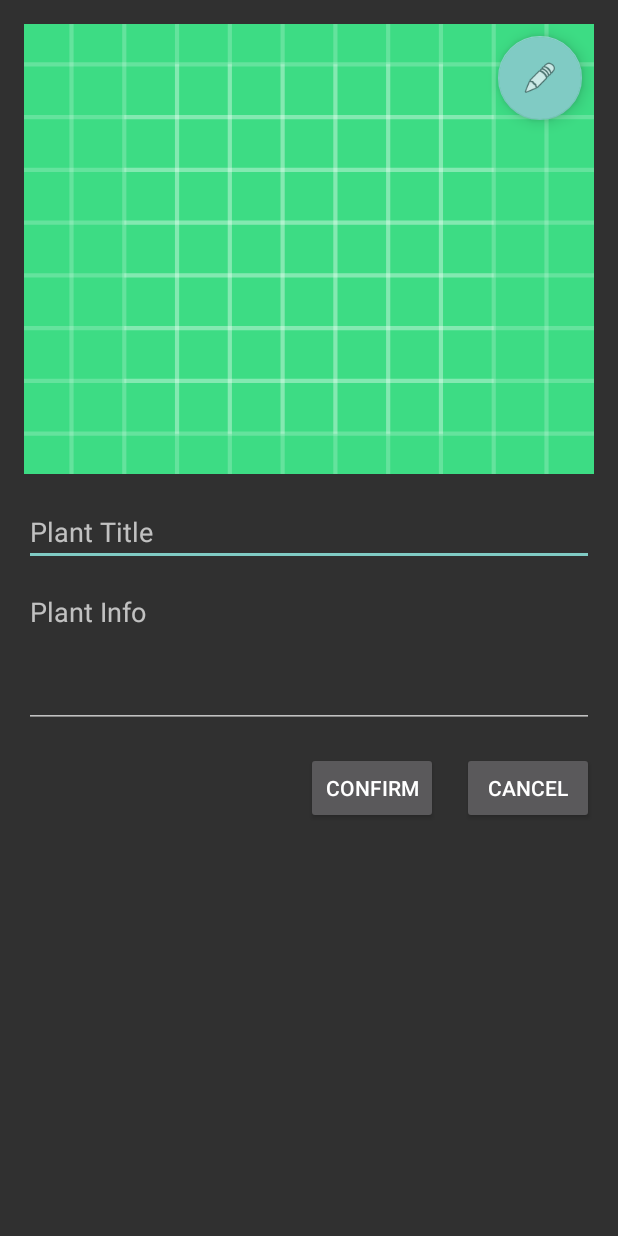
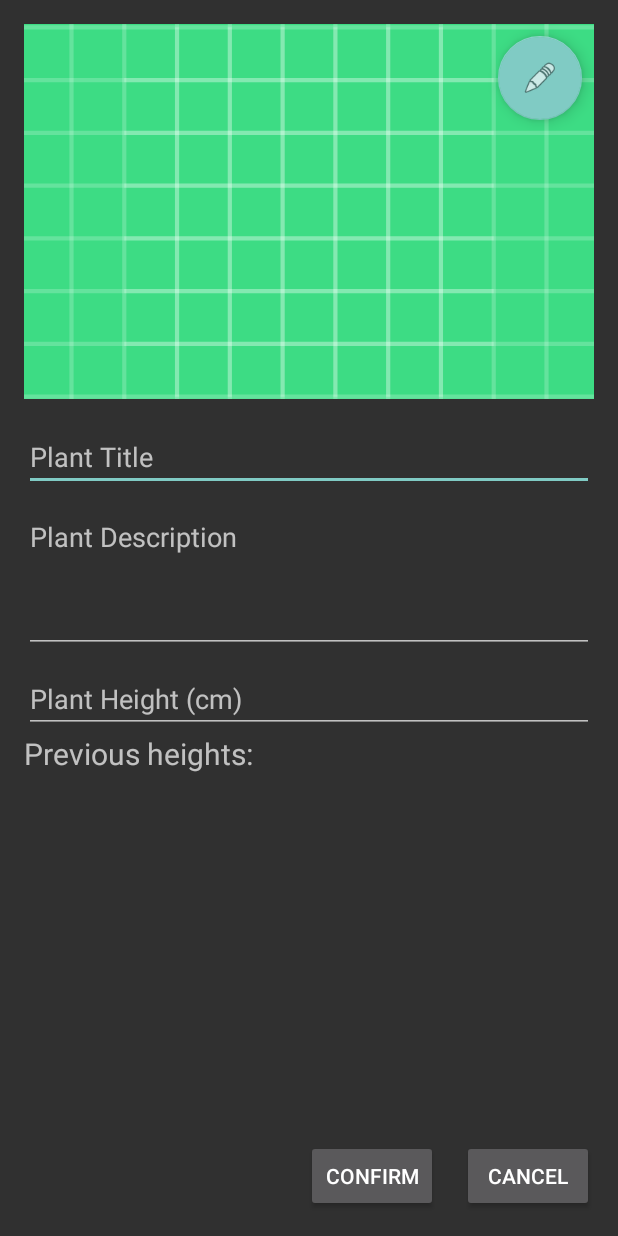
Before and after one commit to sqwertyl/GreenThumb, an Android app: the screen it shows after launch once a user with an empty profile is signed in (PlantDetailedView), after a tap on "New Plant", on a phone screen of 412 x 824 dp. Run offline under Robolectric (Android 15) with nearby library versions, the phone set to English and light mode, and no system bars; our stand-ins replace Firebase (no records; nobody signed in at launch, a user with empty details on screens opened directly); 1 statement that could not run was skipped; 1 other tap on this screen came first.

Commit message:
added plant height field & descriptor in plant object

```diff
--- a/app/src/main/AndroidManifest.xml
+++ b/app/src/main/AndroidManifest.xml
@@ -22,12 +22,10 @@
             android:exported="false" />
         <activity
             android:name=".PlantDetailedView"
-            android:exported="false"
-            android:screenOrientation="portrait" />
+            android:exported="false"/>
         <activity
             android:name=".MainActivity"
-            android:exported="true"
-            android:screenOrientation="portrait">
+            android:exported="true">
             <intent-filter>
                 <action android:name="android.intent.action.MAIN" />
 
--- a/app/src/main/java/com/example/myapplication/Plant.java
+++ b/app/src/main/java/com/example/myapplication/Plant.java
@@ -5,6 +5,8 @@ public class Plant {
     private String info;
     private String plantId;
     private String imageURL;
+    private String currentHeight;
+    private String previousHeights;
     private static final int imageResId = R.drawable.ic_launcher_foreground;
 
     /*
@@ -28,10 +30,14 @@ public class Plant {
 //    public int getImageResId() { return imageResId; }
     public String getPlantId() { return plantId; }
     public String getImageURL() { return imageURL; }
+    public String getCurrentHeight() { return currentHeight; }
+    public String getPreviousHeights() { return previousHeights; }
 
     public void setTitle(String title) { this.title = title; }
     public void setInfo(String info) { this.info = info; }
     public void setPlantId(String id) { plantId = id; }
     public void setImageURL(String newImageURL) { imageURL = newImageURL; }
+    public void setCurrentHeight(String height) { currentHeight = height; }
+    public void setPreviousHeights(String heights) { previousHeights = heights; }
     public Boolean hasImage() { return imageURL != null; }
 }
--- a/app/src/main/res/layout/activity_plant_detailed_view.xml
+++ b/app/src/main/res/layout/activity_plant_detailed_view.xml
@@ -5,6 +5,16 @@
     android:layout_height="match_parent"
     android:orientation="vertical"
     android:padding="16dp">
+
+    <!-- Main Content Container -->
+    <ScrollView
+        android:layout_width="match_parent"
+        android:layout_height="0dp"
+        android:layout_weight="1">
+        <LinearLayout
+            android:layout_width="match_parent"
+            android:layout_height="wrap_content"
+            android:orientation="vertical">
 
             <!-- Image View for Plant Image -->
             <FrameLayout
@@ -14,7 +24,7 @@
                 <ImageView
                     android:id="@+id/imageViewPlantDetail"
                     android:layout_width="match_parent"
-            android:layout_height="300dp"
+                    android:layout_height="250dp"
                     android:scaleType="centerCrop"
                     android:src="@drawable/ic_launcher_background" />
 
@@ -24,12 +34,11 @@
                     android:layout_height="wrap_content"
                     android:layout_gravity="end|top"
                     android:layout_margin="8dp"
-            android:src="@android:drawable/ic_menu_edit" /> <!-- Replace with your edit icon -->
-
-        <!-- Your other views, such as EditTexts, Buttons, etc. -->
+                    android:src="@android:drawable/ic_menu_edit" />
 
             </FrameLayout>
 
+            <!-- EditText for Plant Title -->
             <EditText
                 android:id="@+id/editTextPlantTitle"
                 android:layout_width="match_parent"
@@ -38,23 +47,45 @@
                 android:inputType="text"
                 android:layout_marginTop="16dp"/>
 
-    <!-- Edit Text for Plant Information -->
+            <!-- EditText for Plant Information -->
             <EditText
                 android:id="@+id/editTextPlantInfo"
                 android:layout_width="match_parent"
                 android:layout_height="wrap_content"
-        android:hint="Plant Info"
+                android:layout_marginTop="8dp"
+                android:gravity="top"
+                android:hint="Plant Description"
                 android:inputType="textMultiLine"
-        android:gravity="top"
-        android:minHeight="100dp"
+                android:minHeight="100dp" />
+            <EditText
+                android:id="@+id/editTextPlantHeight"
+                android:layout_width="match_parent"
+                android:layout_height="wrap_content"
+                android:hint="Plant Height (cm)"
+                android:inputType="numberDecimal"
                 android:layout_marginTop="8dp"/>
+
+            <TextView
+                android:id="@+id/textViewPlantHeight"
+                android:layout_width="match_parent"
+                android:layout_height="wrap_content"
+                android:text="Previous heights:"
+                android:textSize="20sp" />
+            <TextView
+                android:id="@+id/textViewPlantHeights"
+                android:layout_width="match_parent"
+                android:layout_height="wrap_content"
+                android:textSize="16sp" />
+
+        </LinearLayout>
+    </ScrollView>
+
 
     <!-- Horizontal Layout for Buttons -->
     <LinearLayout
         android:layout_width="match_parent"
         android:layout_height="wrap_content"
         android:orientation="horizontal"
-        android:layout_marginTop="16dp"
         android:gravity="end">
 
         <!-- Confirm Button -->
```
Lines whose indentation alone changed are shown as unchanged.
